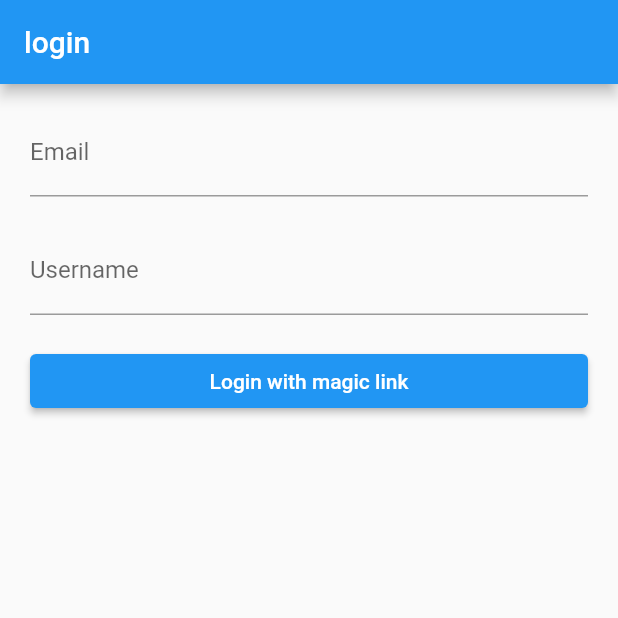
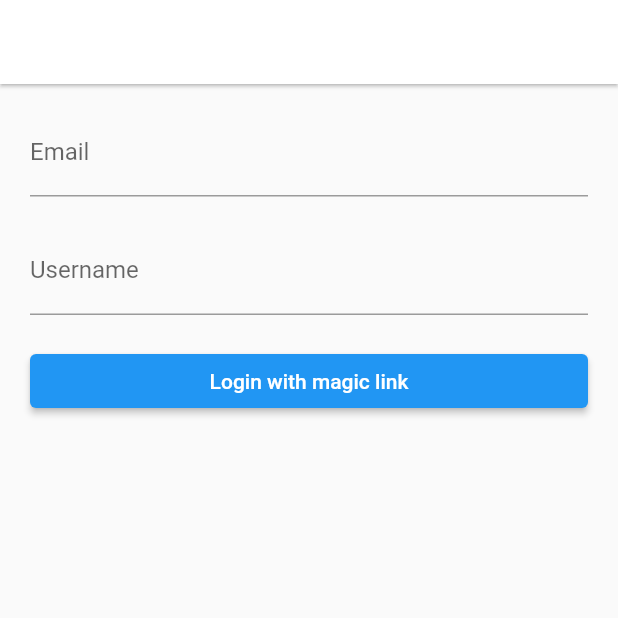
Before and after one commit to dshukertjr/twitter_clone, a Flutter app: the screen it shows after launch, on a phone screen of 412 x 824 dp, the top half of it. Run offline on Flutter 3.47's test engine with Material 2 defaults, Android fonts, the phone set to English and light mode, and no system bars; our stand-ins replace flutter_feather_icons, supabase_flutter, timeago; accounts and stored records are empty.

```diff
--- a/lib/main.dart
+++ b/lib/main.dart
@@ -20,6 +20,12 @@ class MyApp extends StatelessWidget {
   Widget build(BuildContext context) {
     return MaterialApp(
       title: 'Twitter Clone',
+      theme: ThemeData.light().copyWith(
+        appBarTheme: const AppBarTheme(
+          elevation: 1,
+          color: Colors.white,
+        ),
+      ),
       home: StreamBuilder<AuthState>(
           stream: supabase.auth.onAuthStateChange,
           builder: (context, snapshot) {
```
Also changed, not shown: 1 other file.
